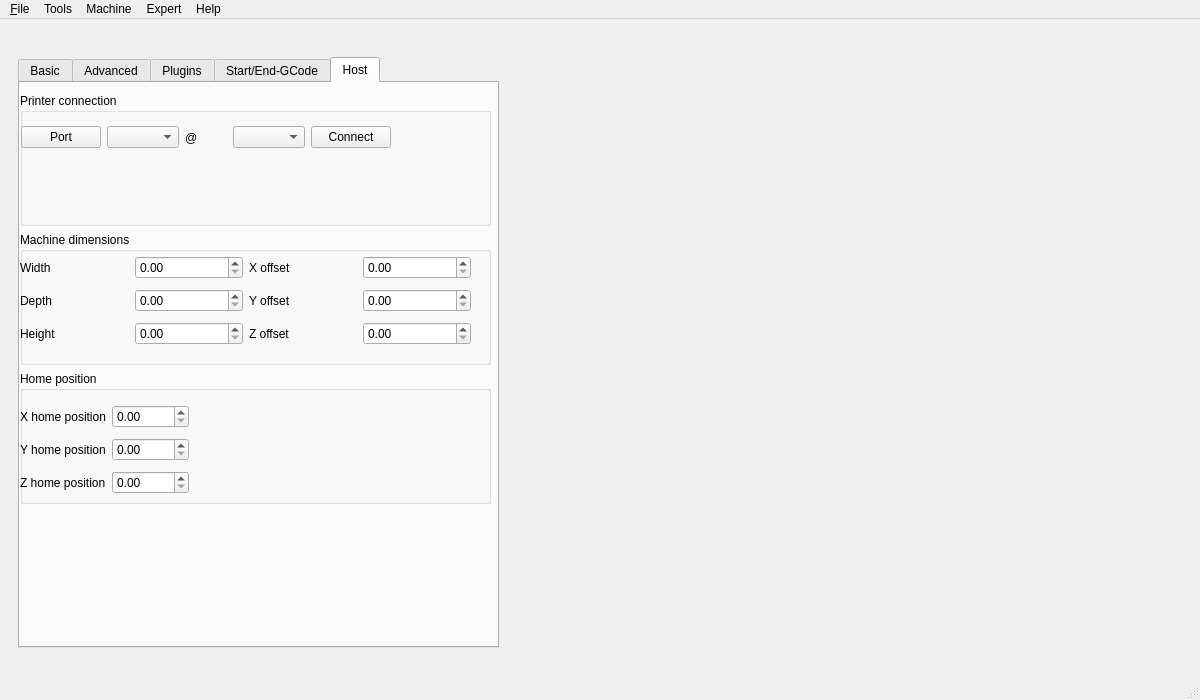
Qt form omni3dapp/gui/mainwindow_ui.ui (sop3k/mak3r) before a commit.
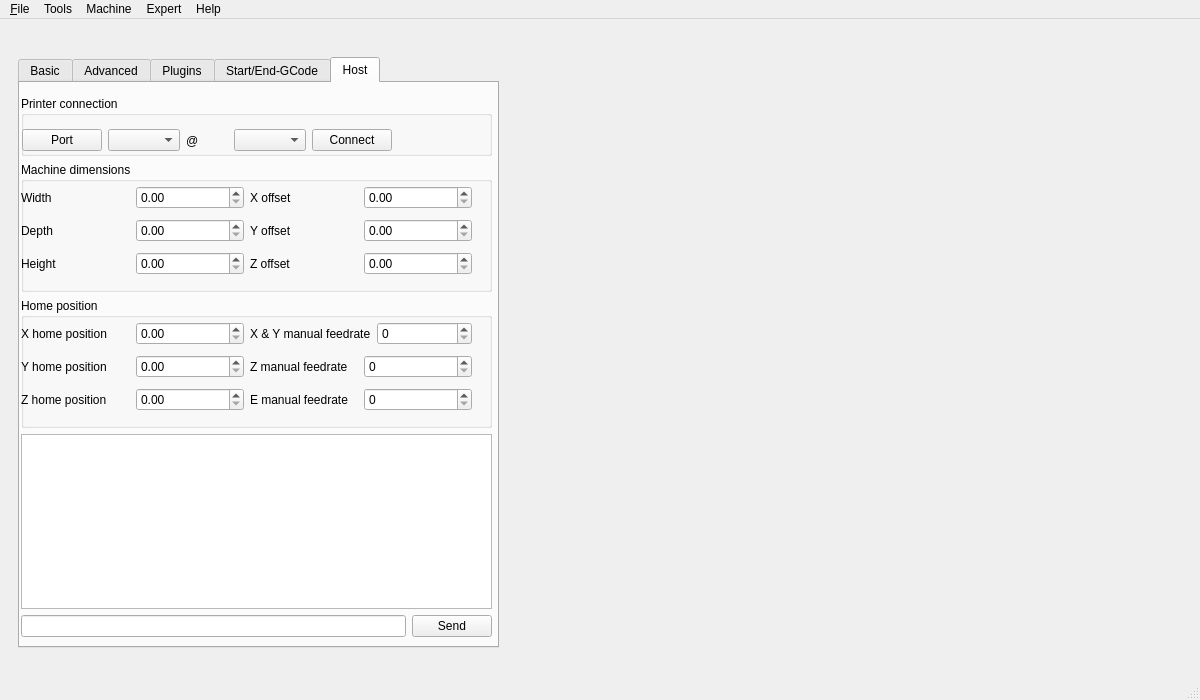
The same form after that commit.

The edit to the form file:
```diff
--- a/omni3dapp/gui/mainwindow_ui.ui
+++ b/omni3dapp/gui/mainwindow_ui.ui
@@ -1175,18 +1175,24 @@
               <attribute name="title">
                <string>Host</string>
               </attribute>
-              <widget class="QWidget" name="layoutWidget">
+              <widget class="QWidget" name="">
                <property name="geometry">
                 <rect>
-                 <x>0</x>
-                 <y>10</y>
+                 <x>1</x>
+                 <y>13</y>
                  <width>471</width>
-                 <height>411</height>
+                 <height>541</height>
                 </rect>
                </property>
-               <layout class="QVBoxLayout" name="verticalLayout_16">
+               <layout class="QVBoxLayout" name="verticalLayout_18">
                 <item>
                  <widget class="QGroupBox" name="groupBox_3">
+                  <property name="minimumSize">
+                   <size>
+                    <width>0</width>
+                    <height>60</height>
+                   </size>
+                  </property>
                   <property name="title">
                    <string>Printer connection</string>
                   </property>
@@ -1233,6 +1239,12 @@
                 </item>
                 <item>
                  <widget class="QGroupBox" name="groupBox">
+                  <property name="minimumSize">
+                   <size>
+                    <width>0</width>
+                    <height>130</height>
+                   </size>
+                  </property>
                   <property name="title">
                    <string>Machine dimensions</string>
                   </property>
@@ -1344,18 +1356,26 @@
                 </item>
                 <item>
                  <widget class="QGroupBox" name="groupBox_2">
+                  <property name="minimumSize">
+                   <size>
+                    <width>0</width>
+                    <height>130</height>
+                   </size>
+                  </property>
                   <property name="title">
                    <string>Home position</string>
                   </property>
-                  <widget class="QWidget" name="layoutWidget">
+                  <widget class="QWidget" name="">
                    <property name="geometry">
                     <rect>
                      <x>0</x>
-                     <y>30</y>
-                     <width>169</width>
-                     <height>98</height>
+                     <y>20</y>
+                     <width>451</width>
+                     <height>100</height>
                     </rect>
                    </property>
+                   <layout class="QHBoxLayout" name="horizontalLayout_50">
+                    <item>
                    <layout class="QVBoxLayout" name="verticalLayout_15">
                     <item>
                      <layout class="QHBoxLayout" name="horizontalLayout_30">
@@ -1400,8 +1420,81 @@
                      </layout>
                     </item>
                    </layout>
-                  </widget>
-                 </widget>
+                    </item>
+                    <item>
+                     <layout class="QVBoxLayout" name="verticalLayout_17">
+                      <item>
+                       <layout class="QHBoxLayout" name="horizontalLayout_47">
+                        <item>
+                         <widget class="QLabel" name="xy_feedrate_label">
+                          <property name="text">
+                           <string>X &amp; Y manual feedrate</string>
+                          </property>
+                         </widget>
+                        </item>
+                        <item>
+                         <widget class="QSpinBox" name="xy_feedrate"/>
+                        </item>
+                       </layout>
+                      </item>
+                      <item>
+                       <layout class="QHBoxLayout" name="horizontalLayout_48">
+                        <item>
+                         <widget class="QLabel" name="z_feedrate_label">
+                          <property name="text">
+                           <string>Z manual feedrate</string>
+                          </property>
+                         </widget>
+                        </item>
+                        <item>
+                         <widget class="QSpinBox" name="z_feedrate"/>
+                        </item>
+                       </layout>
+                      </item>
+                      <item>
+                       <layout class="QHBoxLayout" name="horizontalLayout_49">
+                        <item>
+                         <widget class="QLabel" name="e_feedrate_label">
+                          <property name="text">
+                           <string>E manual feedrate</string>
+                          </property>
+                         </widget>
+                        </item>
+                        <item>
+                         <widget class="QSpinBox" name="e_feedrate"/>
+                        </item>
+                       </layout>
+                      </item>
+                     </layout>
+                    </item>
+                   </layout>
+                  </widget>
+                 </widget>
+                </item>
+                <item>
+                 <layout class="QVBoxLayout" name="verticalLayout_16">
+                  <item>
+                   <widget class="QPlainTextEdit" name="logbox">
+                    <property name="readOnly">
+                     <bool>true</bool>
+                    </property>
+                   </widget>
+                  </item>
+                  <item>
+                   <layout class="QHBoxLayout" name="horizontalLayout_45">
+                    <item>
+                     <widget class="QLineEdit" name="commandbox"/>
+                    </item>
+                    <item>
+                     <widget class="QPushButton" name="send_btn">
+                      <property name="text">
+                       <string>Send</string>
+                      </property>
+                     </widget>
+                    </item>
+                   </layout>
+                  </item>
+                 </layout>
                 </item>
                </layout>
               </widget>
```
Lines whose indentation alone changed are shown as unchanged.
